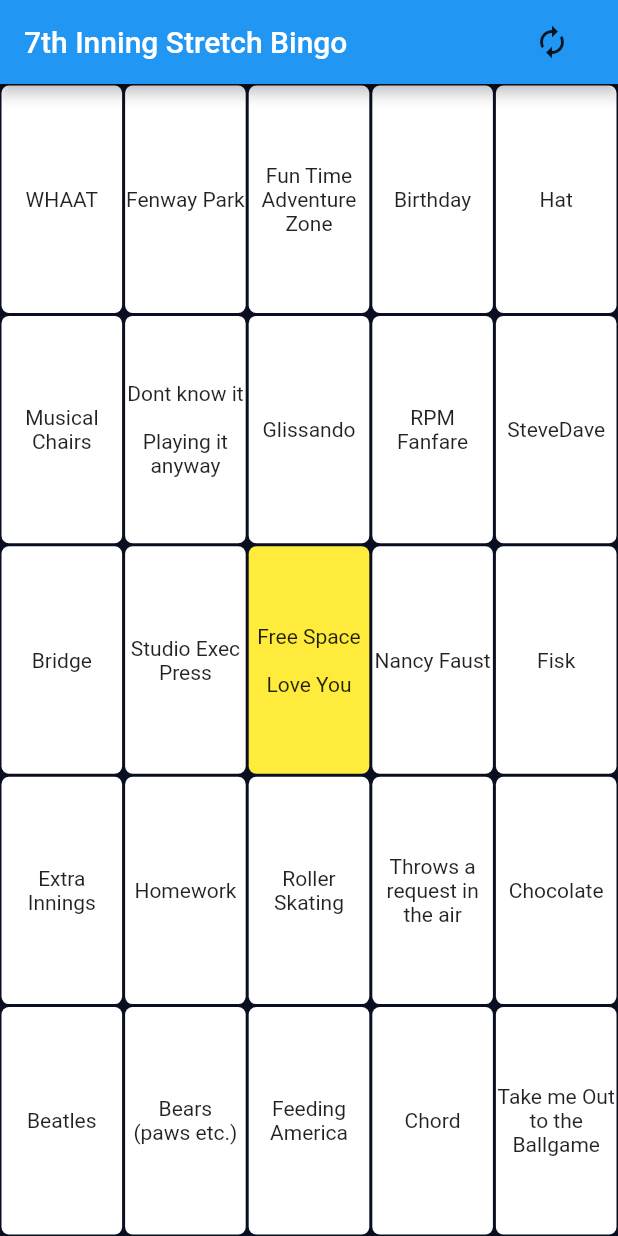
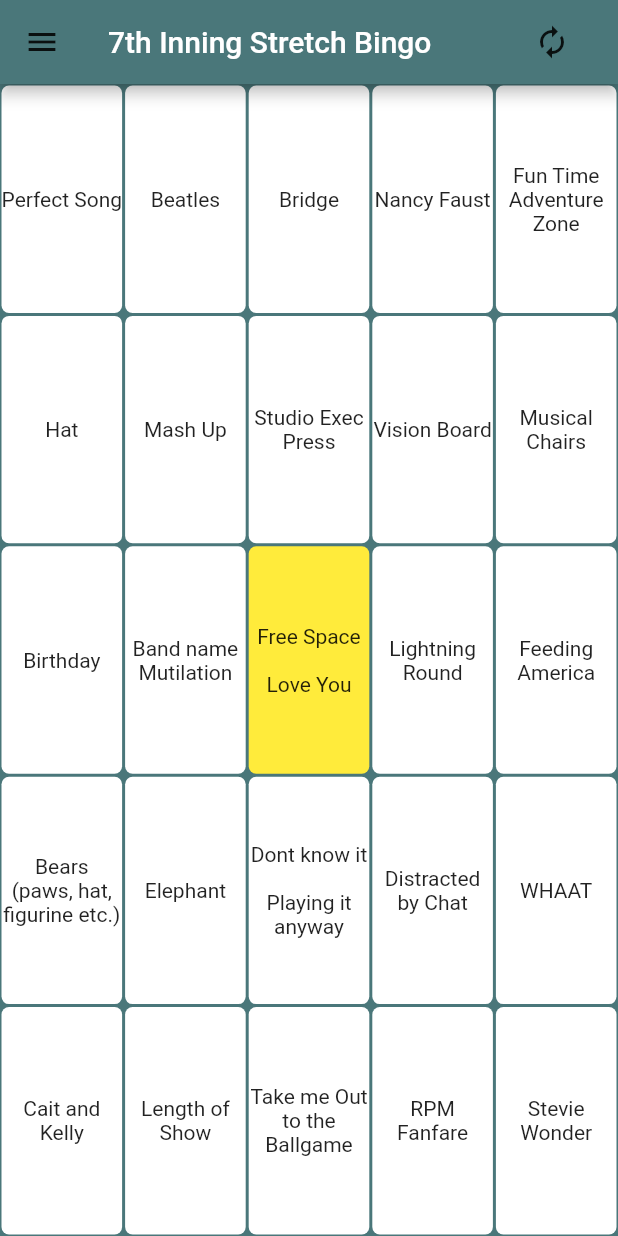
Before and after one commit to mampersat/bingo, a Flutter app: the screen it shows after launch, on a phone screen of 412 x 824 dp. Run offline on Flutter 3.47's test engine with Material 2 defaults, Android fonts, the light colour scheme and no system bars; our stand-ins replace audioplayers, auto_size_text, rflutter_alert.

Commit message:
fenway green

```diff
--- a/lib/constants.dart
+++ b/lib/constants.dart
@@ -1,7 +1,7 @@
 List<String> words = [
   'Fun Time Adventure Zone',
   'Band name Mutilation',
-  'Bears\n(paws etc.)',
+  'Bears\n(paws, hat, figurine etc.)',
   'Beatles',
   'Birthday',
   'Bridge',
@@ -37,5 +37,6 @@
   'WHAAT',
   'Studio Exec\nPress',
   'SteveDave',
-  'Elephant'
+  'Elephant',
+  'Stevie Wonder'
 ];
--- a/lib/main.dart
+++ b/lib/main.dart
@@ -1,5 +1,6 @@
 import 'package:flutter/material.dart';
 import 'package:bingo/screens/play_screen.dart';
+import 'package:bingo/screens/about_screen.dart';
 
 void main() {
   runApp(Bingo());
@@ -11,9 +12,14 @@
     return MaterialApp(
       theme: ThemeData.light().copyWith(
         //primaryColor: Color(0xFF0A0E21),
-        scaffoldBackgroundColor: Color(0xFF0A0E21),
+        primaryColor: Color(0xFF4A777A),
+        scaffoldBackgroundColor: Color(0xFF4A777A),
       ),
-      home: PlayScreen(), //TODO Loading page
+      initialRoute: PlayScreen.id,
+      routes: {
+        PlayScreen.id: (context) => PlayScreen(),
+        AboutScreen.id: (context) => AboutScreen(),
+      },
     );
   }
 }
--- a/lib/screens/play_screen.dart
+++ b/lib/screens/play_screen.dart
@@ -1,10 +1,12 @@
 import 'package:audioplayers/audio_cache.dart';
+import 'package:bingo/screens/about_screen.dart';
 import 'package:flutter/material.dart';
 import 'package:rflutter_alert/rflutter_alert.dart';
 import 'package:bingo/constants.dart';
 import 'package:auto_size_text/auto_size_text.dart';
 
 class PlayScreen extends StatefulWidget {
+  static String id = 'playscree';
   @override
   _PlayScreenState createState() => _PlayScreenState();
 }
@@ -55,7 +57,6 @@
   }
 
   void checkSpecial(int i) {
-    print(board[i]);
     // TODO refactor words to contain songs in the a real object
     if (board[i] == 'RPM Fanfare') player.play('rpm-fanfare.mp3');
     if (board[i] == 'Take me Out to the Ballgame')
@@ -94,6 +95,11 @@
   Widget build(BuildContext context) {
     return Scaffold(
       appBar: AppBar(
+        leading: FlatButton(
+            child: Icon(Icons.menu),
+            onPressed: () {
+              Navigator.pushNamed(context, AboutScreen.id);
+            }),
         title: Text('7th Inning Stretch Bingo'),
         actions: <Widget>[
           FlatButton(
```
Also changed, not shown: lib/screens/about_screen.dart (added, +43 -0 lines).
